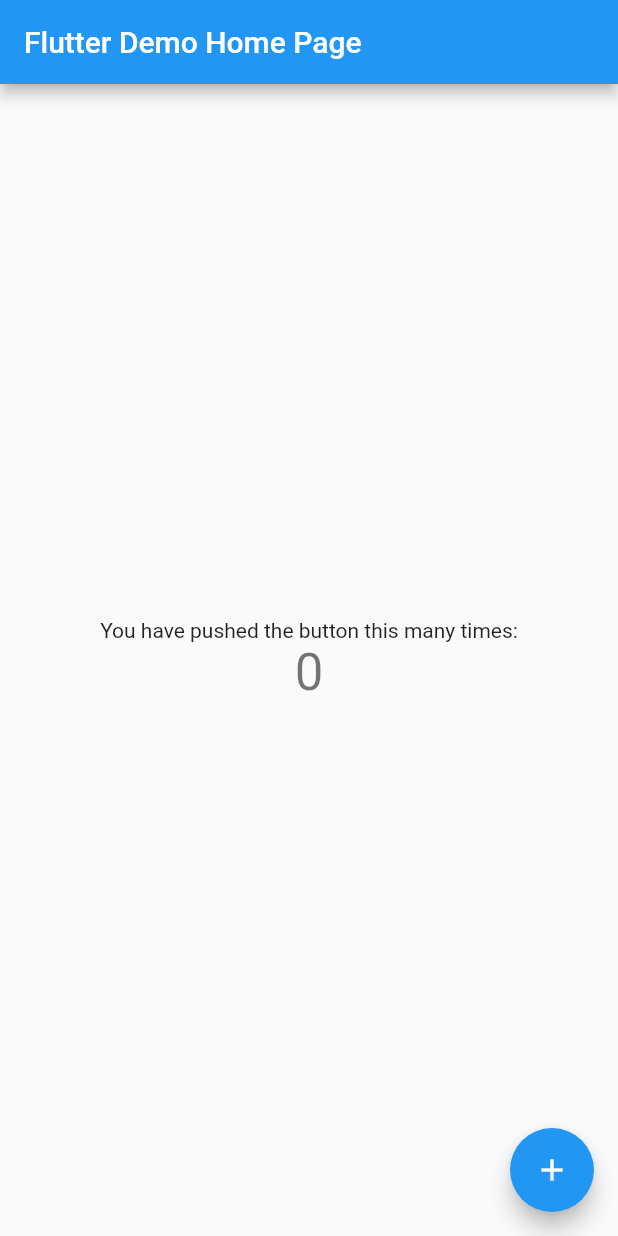
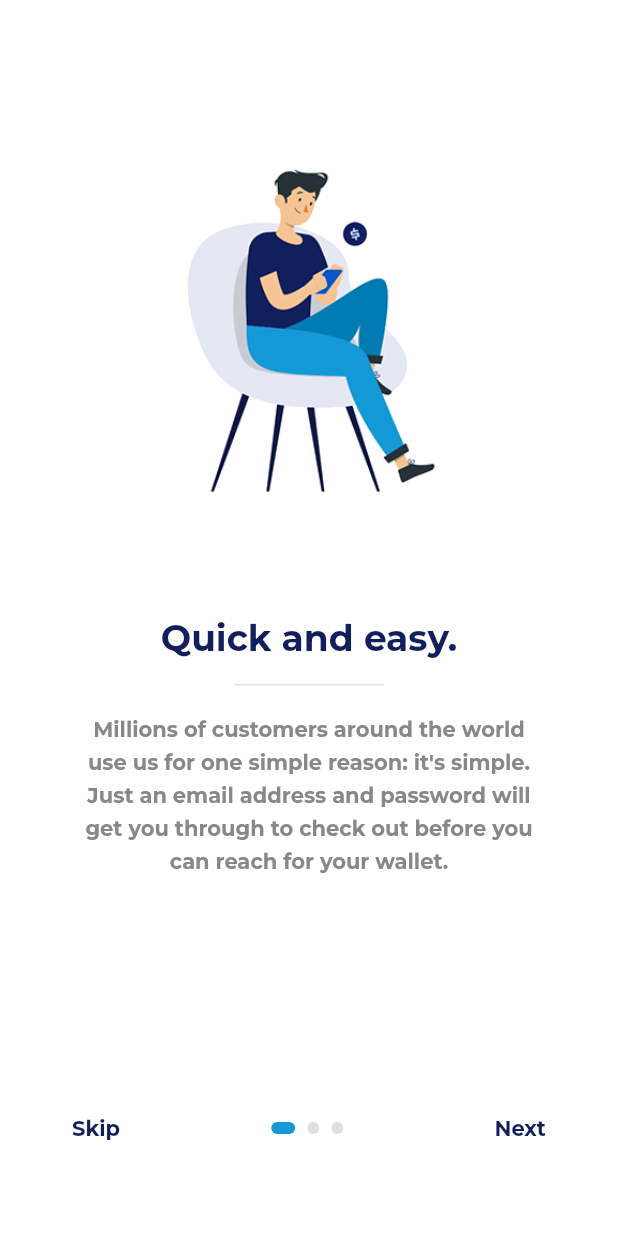
Before and after one commit to gerfagerfa/paypal, a Flutter app: the screen it shows after launch, on a phone screen of 412 x 824 dp. Run offline on Flutter 3.47's test engine with Material 2 defaults, Android fonts, the phone set to English and light mode, and no system bars; our stand-ins replace google_fonts.

Commit message:
onboarding finished

```diff
--- a/lib/main.dart
+++ b/lib/main.dart
@@ -1,117 +1,23 @@
 import 'package:flutter/material.dart';
+import 'package:google_fonts/google_fonts.dart';
+import 'screens/onboarding.dart';
 
 void main() {
   runApp(MyApp());
 }
 
 class MyApp extends StatelessWidget {
-  // This widget is the root of your application.
   @override
   Widget build(BuildContext context) {
     return MaterialApp(
       title: 'Flutter Demo',
       theme: ThemeData(
-        // This is the theme of your application.
-        //
-        // Try running your application with "flutter run". You'll see the
-        // application has a blue toolbar. Then, without quitting the app, try
-        // changing the primarySwatch below to Colors.green and then invoke
-        // "hot reload" (press "r" in the console where you ran "flutter run",
-        // or simply save your changes to "hot reload" in a Flutter IDE).
-        // Notice that the counter didn't reset back to zero; the application
-        // is not restarted.
         primarySwatch: Colors.blue,
-        // This makes the visual density adapt to the platform that you run
-        // the app on. For desktop platforms, the controls will be smaller and
-        // closer together (more dense) than on mobile platforms.
         visualDensity: VisualDensity.adaptivePlatformDensity,
+        textTheme: GoogleFonts.montserratTextTheme(),
       ),
-      home: MyHomePage(title: 'Flutter Demo Home Page'),
+      debugShowCheckedModeBanner: false,
+      home: Onboarding(),
     );
   }
 }
-
-class MyHomePage extends StatefulWidget {
-  MyHomePage({Key key, this.title}) : super(key: key);
-
-  // This widget is the home page of your application. It is stateful, meaning
-  // that it has a State object (defined below) that contains fields that affect
-  // how it looks.
-
-  // This class is the configuration for the state. It holds the values (in this
-  // case the title) provided by the parent (in this case the App widget) and
-  // used by the build method of the State. Fields in a Widget subclass are
-  // always marked "final".
-
-  final String title;
-
-  @override
-  _MyHomePageState createState() => _MyHomePageState();
-}
-
-class _MyHomePageState extends State<MyHomePage> {
-  int _counter = 0;
-
-  void _incrementCounter() {
-    setState(() {
-      // This call to setState tells the Flutter framework that something has
-      // changed in this State, which causes it to rerun the build method below
-      // so that the display can reflect the updated values. If we changed
-      // _counter without calling setState(), then the build method would not be
-      // called again, and so nothing would appear to happen.
-      _counter++;
-    });
-  }
-
-  @override
-  Widget build(BuildContext context) {
-    // This method is rerun every time setState is called, for instance as done
-    // by the _incrementCounter method above.
-    //
-    // The Flutter framework has been optimized to make rerunning build methods
-    // fast, so that you can just rebuild anything that needs updating rather
-    // than having to individually change instances of widgets.
-    return Scaffold(
-      appBar: AppBar(
-        // Here we take the value from the MyHomePage object that was created by
-        // the App.build method, and use it to set our appbar title.
-        title: Text(widget.title),
-      ),
-      body: Center(
-        // Center is a layout widget. It takes a single child and positions it
-        // in the middle of the parent.
-        child: Column(
-          // Column is also a layout widget. It takes a list of children and
-          // arranges them vertically. By default, it sizes itself to fit its
-          // children horizontally, and tries to be as tall as its parent.
-          //
-          // Invoke "debug painting" (press "p" in the console, choose the
-          // "Toggle Debug Paint" action from the Flutter Inspector in Android
-          // Studio, or the "Toggle Debug Paint" command in Visual Studio Code)
-          // to see the wireframe for each widget.
-          //
-          // Column has various properties to control how it sizes itself and
-          // how it positions its children. Here we use mainAxisAlignment to
-          // center the children vertically; the main axis here is the vertical
-          // axis because Columns are vertical (the cross axis would be
-          // horizontal).
-          mainAxisAlignment: MainAxisAlignment.center,
-          children: <Widget>[
-            Text(
-              'You have pushed the button this many times:',
-            ),
-            Text(
-              '$_counter',
-              style: Theme.of(context).textTheme.headline4,
-            ),
-          ],
-        ),
-      ),
-      floatingActionButton: FloatingActionButton(
-        onPressed: _incrementCounter,
-        tooltip: 'Increment',
-        child: Icon(Icons.add),
-      ), // This trailing comma makes auto-formatting nicer for build methods.
-    );
-  }
-}
--- /dev/null
+++ b/lib/screens/master.dart
@@ -0,0 +1,15 @@
+import 'package:flutter/material.dart';
+
+class Master extends StatefulWidget {
+  @override
+  _MasterState createState() => _MasterState();
+}
+
+class _MasterState extends State<Master> {
+  @override
+  Widget build(BuildContext context) {
+    return Container(
+
+    );
+  }
+}
--- /dev/null
+++ b/lib/screens/onboarding.dart
@@ -0,0 +1,192 @@
+import 'package:flutter/material.dart';
+import 'package:paypal/utils/constants.dart';
+import 'package:paypal/utils/data.dart';
+import 'package:paypal/shared/rounded_button.dart';
+import 'package:paypal/screens/master.dart';
+
+class Onboarding extends StatefulWidget {
+  @override
+  _OnboardingState createState() => _OnboardingState();
+}
+
+class _OnboardingState extends State<Onboarding> {
+
+  final PageController _pageController = PageController(initialPage: 0);
+  final int _totalPages = 3;
+  int _currentPage = 0;
+
+  List<Widget> _buildPageIndicator(){
+    List<Widget> list = [];
+    for (var i = 0; i < _totalPages; i++) {
+      list.add(_indicator(i == _currentPage));
+    }
+    return list;
+  }
+
+  Widget _indicator(bool isActive){
+    return AnimatedContainer(
+      duration: Duration(milliseconds: 150),
+      margin: EdgeInsets.symmetric(horizontal: 4),
+      width: isActive ? 16 : 8,
+      height: 8,
+      decoration: BoxDecoration(
+        color: isActive ? kSecondaryColor : Colors.grey[300],
+        borderRadius: BorderRadius.all(
+          Radius.circular(5)
+        )
+      ),
+    );
+  }
+
+  @override
+  Widget build(BuildContext context) {
+    return Scaffold(
+      backgroundColor: Colors.white,
+      body: Column(
+        crossAxisAlignment: CrossAxisAlignment.stretch,
+        children: [
+
+          Expanded(
+            child: PageView(
+              physics: BouncingScrollPhysics(),
+              controller: _pageController,
+              onPageChanged: (int page){
+                setState(() {
+                  _currentPage = page;
+                });
+              },
+              children: getOnboardingPages().map((item) => renderPageItem(item)).toList(),
+            ),
+          ),
+
+          Padding(
+            padding: EdgeInsets.all(48),
+            child: Container(
+              height: 48,
+              child: _currentPage != _totalPages - 1
+              ? Row(
+                mainAxisAlignment: MainAxisAlignment.spaceBetween,
+                children: [
+
+                  GestureDetector(
+                    onTap: () {
+                      Navigator.push(
+                        context,
+                        MaterialPageRoute(builder: (context) => Master()),
+                      );
+                    },
+                    child: Text(
+                      "Skip",
+                      style: TextStyle(
+                        fontSize: 14,
+                        fontWeight: FontWeight.bold,
+                        color: kPrimaryColor,
+                      ),
+                    ),
+                  ),
+
+                  Row(
+                    children: _buildPageIndicator(),
+                  ),
+
+                  GestureDetector(
+                    onTap: () {
+                      _pageController.nextPage(
+                        duration: Duration(milliseconds: 500),
+                        curve: Curves.ease,
+                      );
+                    },
+                    child: Text(
+                      "Next",
+                      style: TextStyle(
+                        fontSize: 14,
+                        fontWeight: FontWeight.bold,
+                        color: kPrimaryColor,
+                      ),
+                    ),
+                  ),
+
+                ],
+              )
+              : RoundedButton(
+                text: "Let's start",
+                onPress: () {
+                  Navigator.push(
+                    context,
+                    MaterialPageRoute(builder: (context) => Master()),
+                  );
+                }
+              )
+            ),
+          ),
+
+        ],
+      ),
+    );
+  }
+
+  Widget renderPageItem(OnboardingPage page) {
+    return Padding(
+      padding: EdgeInsets.all(48),
+      child: Column(
+        crossAxisAlignment: CrossAxisAlignment.start,
+        mainAxisAlignment: MainAxisAlignment.center,
+        children: <Widget>[
+
+          Center(
+            child: Image.asset(
+              page.imageUrl,
+              height: 250,
+              fit: BoxFit.fitHeight,
+            ),
+          ),
+
+          SizedBox(
+            height: 64,
+          ),
+
+          Center(
+            child: Text(
+              page.title,
+              style: TextStyle(
+                fontSize: 24,
+                fontWeight: FontWeight.bold,
+                color: kPrimaryColor,
+              ),
+            ),
+          ),
+
+          SizedBox(
+            height: 16,
+          ),
+
+          Center(
+            child: Container(
+              height: 1,
+              width: 100,
+              color: Colors.grey[300],
+            ),
+          ),
+
+          SizedBox(
+            height: 16,
+          ),
+
+          Center(
+            child: Text(
+              page.description,
+              textAlign: TextAlign.center,
+              style: TextStyle(
+                fontSize: 14,
+                fontWeight: FontWeight.bold,
+                color: kGreyColor,
+                height: 1.6,
+              ),
+            ),
+          ),
+
+        ],
+      ),
+    );
+  }
+}
--- /dev/null
+++ b/lib/shared/rounded_button.dart
@@ -0,0 +1,38 @@
+import 'package:flutter/material.dart';
+import 'package:paypal/utils/constants.dart';
+
+class RoundedButton extends StatelessWidget {
+
+  final String text;
+  final Function onPress;
+
+  RoundedButton({@required this.text, this.onPress});
+
+  @override
+  Widget build(BuildContext context) {
+    return GestureDetector(
+      onTap: () {
+        onPress();
+      },
+      child: Container(
+        height: 50,
+        decoration: BoxDecoration(
+          color: kPrimaryColor,
+          borderRadius: BorderRadius.all(
+            Radius.circular(10),
+          ),
+        ),
+        child: Center(
+          child: Text(
+            text,
+            style: TextStyle(
+              color: Colors.white,
+              fontWeight: FontWeight.bold,
+              fontSize: 16,
+            ),
+          ),
+        ),
+      ),
+    );
+  }
+}
--- /dev/null
+++ b/lib/utils/constants.dart
@@ -0,0 +1,14 @@
+import 'package:flutter/material.dart';
+
+Color kPrimaryColor = Color(0xFF111F5C);
+Color kSecondaryColor = Color(0xFF139AD6);
+Color kGreyColor = Color(0xFF888888);
+
+LinearGradient kPrimaryGradient = LinearGradient(
+  begin: Alignment.centerLeft,
+  end: Alignment.centerRight,
+  colors: [
+    Color(0xFF111F5C),
+    Color(0xFF139AD6),
+  ],
+);
--- /dev/null
+++ b/lib/utils/data.dart
@@ -0,0 +1,17 @@
+class OnboardingPage {
+
+  String imageUrl;
+  String title;
+  String description;
+
+  OnboardingPage(this.imageUrl, this.title, this.description);
+
+}
+
+List<OnboardingPage> getOnboardingPages(){
+  return <OnboardingPage>[
+    OnboardingPage("assets/images/onboarding_1.png", "Quick and easy.", "Millions of customers around the world use us for one simple reason: it's simple. Just an email address and password will get you through to check out before you can reach for your wallet."),
+    OnboardingPage("assets/images/onboarding_2.png", "We've got you covered.", "Shop with peace of mind, knowing we protect your elegible purchases. If an eligible item doesn't show up, or turns out to be different than described, we'll help sort things out with the seller."),
+    OnboardingPage("assets/images/onboarding_3.png", "Shop around the world.", "No need to book a flight ticket to shop worldwide. With a PayPal account you can shop at thousands of stores around the world in just a fwe clicks, knowing your card details are never shared with the seller."),
+  ];
+}
```
Also changed, not shown: pubspec.yaml (+4 -3 lines), assets/icons/bell.png (added), assets/icons/graphic.png (added), assets/icons/request_money.png (added), assets/icons/send_money.png (added), assets/icons/settings.png (added), assets/icons/tile.png (added), assets/icons/transfer.png (added), assets/images/onboarding_1.png (added), assets/images/onboarding_2.png (added), assets/images/onboarding_3.png (added), pubspec.lock.
